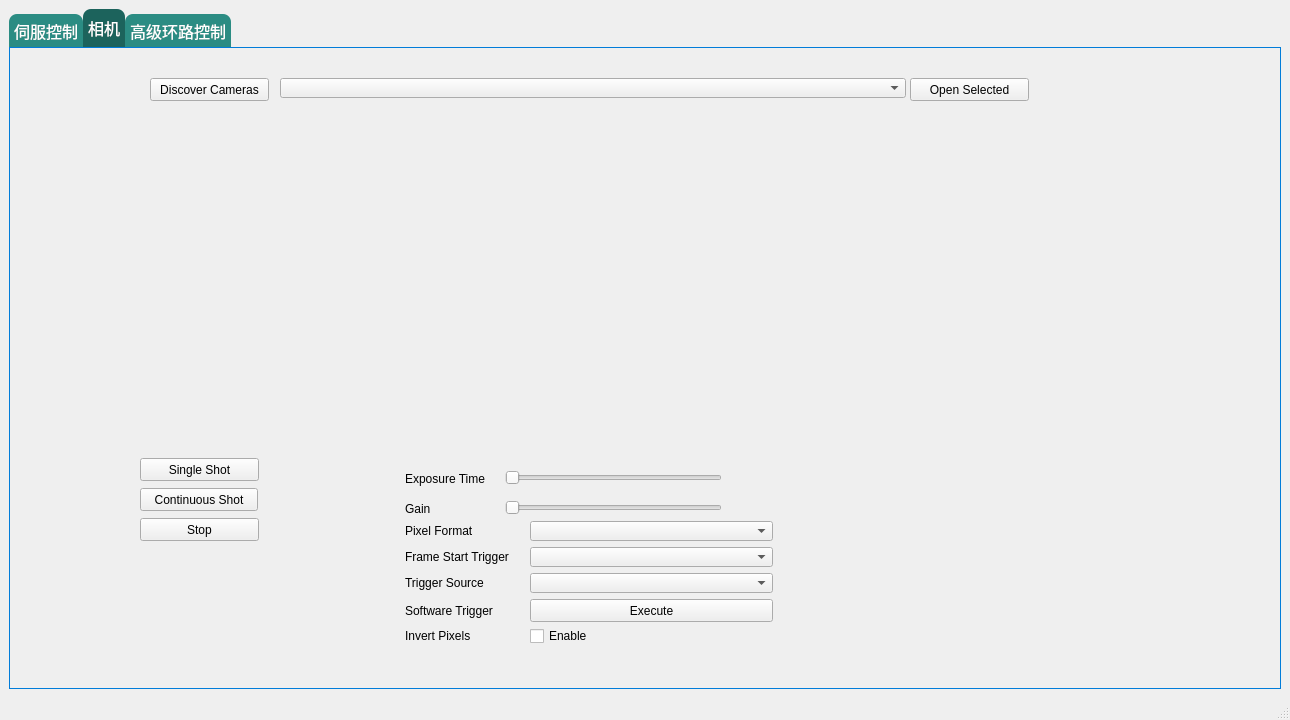
Above: mainwindow.ui from Code-Newborn/NewTest_MSVC2017 before the change. Below: the same form after it.
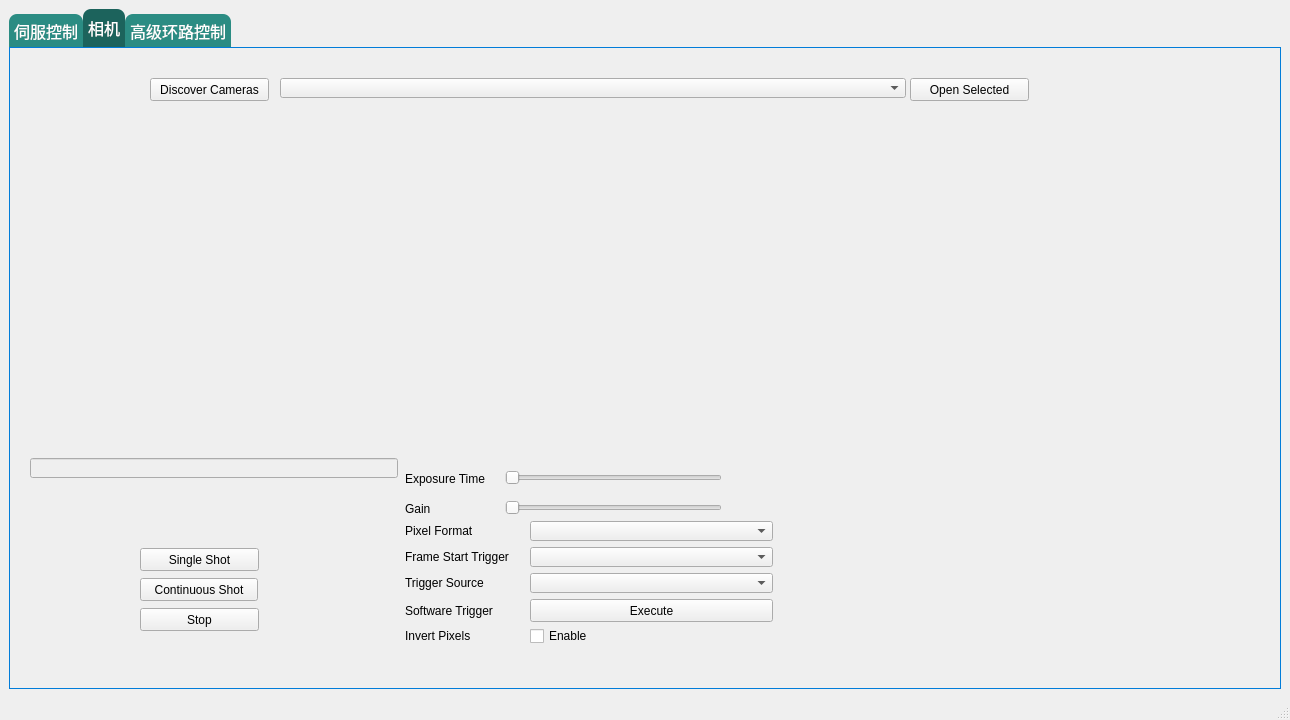
That is the form after the change. Icons and pictures are not drawn. Custom widgets are drawn as their Qt base class.

Commit message: [update] 相机显示图像，有些不合理显示的地方需要修改

Diff of the .ui file:
```diff
--- a/mainwindow.ui
+++ b/mainwindow.ui
@@ -1805,7 +1805,7 @@
            <rect>
             <x>130</x>
             <y>110</y>
-            <width>431</width>
+            <width>161</width>
             <height>291</height>
            </rect>
           </property>
@@ -1840,7 +1840,7 @@
           <property name="geometry">
            <rect>
             <x>130</x>
-            <y>410</y>
+            <y>500</y>
             <width>119</width>
             <height>23</height>
            </rect>
@@ -2052,7 +2052,7 @@
           <property name="geometry">
            <rect>
             <x>130</x>
-            <y>440</y>
+            <y>530</y>
             <width>118</width>
             <height>23</height>
            </rect>
@@ -2065,7 +2065,7 @@
           <property name="geometry">
            <rect>
             <x>130</x>
-            <y>470</y>
+            <y>560</y>
             <width>119</width>
             <height>23</height>
            </rect>
@@ -2074,6 +2074,22 @@
            <string>Stop</string>
           </property>
          </widget>
+         <widget class="QLineEdit" name="statusbar_1">
+          <property name="enabled">
+           <bool>false</bool>
+          </property>
+          <property name="geometry">
+           <rect>
+            <x>20</x>
+            <y>410</y>
+            <width>368</width>
+            <height>20</height>
+           </rect>
+          </property>
+          <property name="readOnly">
+           <bool>true</bool>
+          </property>
+         </widget>
         </widget>
         <widget class="QWidget" name="tab_3">
          <property name="font">
```
The commit also changes 2 other files.
